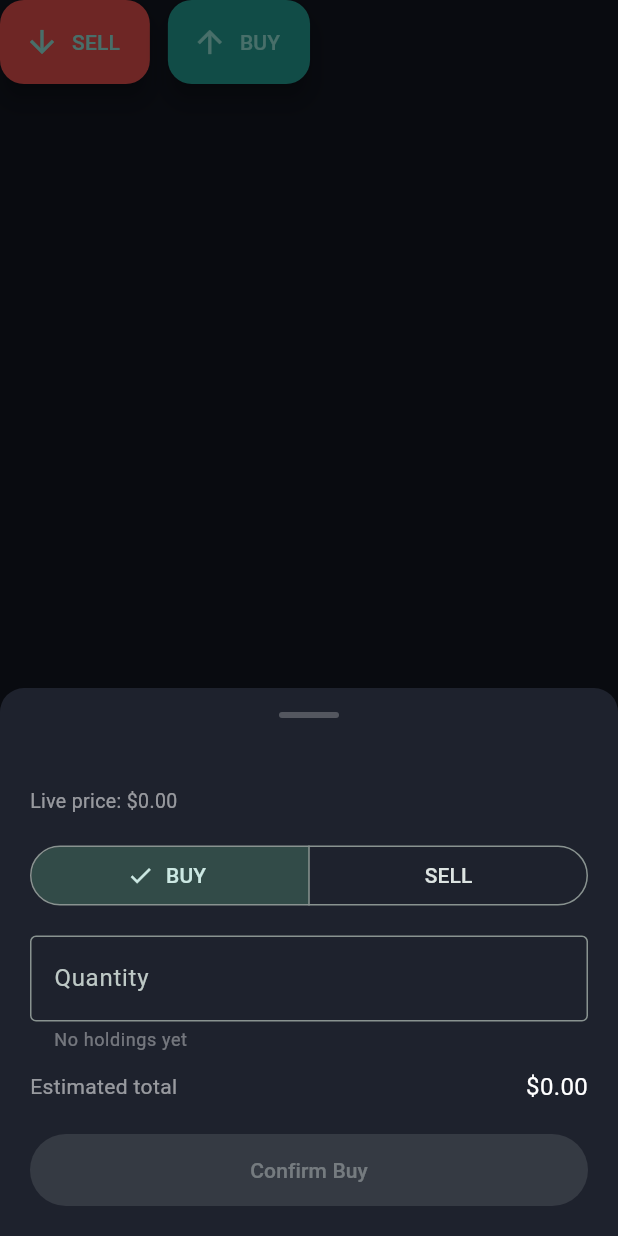
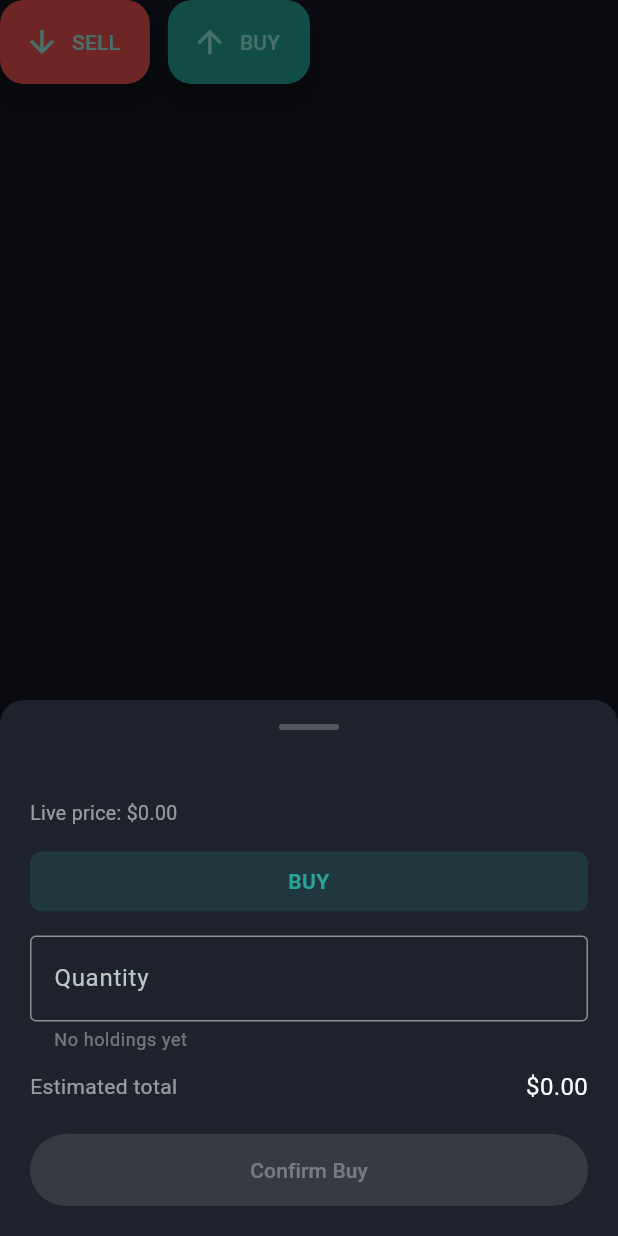
Before and after one commit to Vinodwaghmare007/Paper-treding, a Flutter app: the _BuySellFabs widget shown alone on an empty page, opened directly with empty values, after a tap on "BUY", on a phone screen of 412 x 824 dp. Run offline on Flutter 3.47's test engine with Material 3 defaults, Android fonts, the phone set to English and light mode, and no system bars; our stand-ins replace clock, cloud_firestore, cloud_functions, connectivity_plus, dio, firebase_analytics and 14 more; missing offline and left inert: home_widget, workmanager; accounts and stored records are empty; generated files the repository leaves out were written again; network calls fail; statements that could not run were skipped.

Commit message:
Trade sheet: lock the side when opened from a dedicated Buy/Sell button
The chart screen's separate green Buy / red Sell FABs were still opening
a sheet with a switchable segmented control defaulted to that side, so
tapping Sell just re-asked "buy or sell?" a second time — defeating the
point of having two buttons. Add TradeSheet.lockSide (default false, so
generic entry points like the portfolio tile tap and Market Replay's
single trade button keep the picker): when true, the sheet commits to
initialSide and shows a static colored label instead of the segmented
control. The chart FABs now pass lockSide: true.

```diff
--- a/lib/features/ticker/ticker_screen.dart
+++ b/lib/features/ticker/ticker_screen.dart
@@ -119,13 +119,13 @@ class TickerScreen extends ConsumerWidget {
 /// Separate green Buy / red Sell buttons, replacing what used to be a
 /// single neutral "Trade" FAB — color-coded intent recognition is the
 /// convention every real trading app (Zerodha, Groww, Binance) already
-/// uses, and it saves the one extra tap of picking a side inside the
-/// sheet first. Compact `FloatingActionButton.extended` pair rather than
-/// two full-width buttons, since this bottom-right corner already
-/// competes with the SIMULATED footer and the 4-tab bottom nav for
-/// space. Each still opens the same [TradeSheet] — the segmented control
-/// in there is untouched, just pre-selected to whichever side was
-/// tapped, so switching sides mid-sheet still works exactly as before.
+/// uses. Compact `FloatingActionButton.extended` pair rather than two
+/// full-width buttons, since this bottom-right corner already competes
+/// with the SIMULATED footer and the 4-tab bottom nav for space. Each
+/// opens the same [TradeSheet] but with `lockSide: true` — tapping a
+/// specific color-coded button already is the side choice, so the sheet
+/// commits to it (no segmented control re-asking "buy or sell?" a second
+/// time) rather than just seeding a still-switchable default.
 class _BuySellFabs extends StatelessWidget {
   const _BuySellFabs({required this.symbol, required this.currentPrice});
 
@@ -146,6 +146,7 @@ class _BuySellFabs extends StatelessWidget {
             coinSymbol: symbol,
             currentPrice: currentPrice,
             initialSide: TradeSide.sell,
+            lockSide: true,
           ),
           icon: const Icon(Icons.arrow_downward),
           label: Text(l10n.tradeSheetSell),
@@ -159,6 +160,7 @@ class _BuySellFabs extends StatelessWidget {
             coinSymbol: symbol,
             currentPrice: currentPrice,
             initialSide: TradeSide.buy,
+            lockSide: true,
           ),
           icon: const Icon(Icons.arrow_upward),
           label: Text(l10n.tradeSheetBuy),
--- a/lib/features/trade/trade_sheet.dart
+++ b/lib/features/trade/trade_sheet.dart
@@ -24,13 +24,20 @@ enum TradeSide { buy, sell }
 
 /// Opens the Buy/Sell bottom sheet for [coinSymbol]. [currentPrice] seeds
 /// the estimate before the sheet's own live price watch takes over.
-/// [initialSide] controls which segment is selected when the sheet opens —
-/// the segmented control inside still lets the user switch either way.
+/// [initialSide] controls which side the sheet opens on. By default
+/// ([lockSide] false) a segmented control still lets the user switch
+/// sides — for entry points where the side is ambiguous (tapping a
+/// portfolio holding, Market Replay's single trade button). Pass
+/// [lockSide] true when the caller already represents a specific,
+/// deliberate choice (e.g. ticker_screen.dart's separate green Buy / red
+/// Sell buttons) — the sheet then commits to [initialSide] with no way to
+/// switch, so tapping Sell doesn't just re-ask "buy or sell?" a second time.
 Future<void> showTradeSheet(
   BuildContext context, {
   required String coinSymbol,
   required double currentPrice,
   TradeSide initialSide = TradeSide.buy,
+  bool lockSide = false,
 }) {
   return showModalBottomSheet<void>(
     context: context,
@@ -43,6 +50,7 @@ Future<void> showTradeSheet(
       coinSymbol: coinSymbol,
       seedPrice: currentPrice,
       initialSide: initialSide,
+      lockSide: lockSide,
     ),
   );
 }
@@ -53,11 +61,13 @@ class TradeSheet extends ConsumerStatefulWidget {
     required this.coinSymbol,
     required this.seedPrice,
     this.initialSide = TradeSide.buy,
+    this.lockSide = false,
   });
 
   final String coinSymbol;
   final double seedPrice;
   final TradeSide initialSide;
+  final bool lockSide;
 
   @override
   ConsumerState<TradeSheet> createState() => _TradeSheetState();
@@ -212,6 +222,32 @@ class _TradeSheetState extends ConsumerState<TradeSheet> {
             style: const TextStyle(color: Colors.white54, fontSize: 13),
           ),
           const SizedBox(height: 16),
+          if (widget.lockSide)
+            // The side was already a deliberate choice (a dedicated Buy or
+            // Sell button, not a generic "trade" entry point) — show which
+            // one, but don't offer a picker that re-asks the same question.
+            Container(
+              width: double.infinity,
+              padding: const EdgeInsets.symmetric(vertical: 10),
+              decoration: BoxDecoration(
+                color: (_side == TradeSide.buy
+                        ? const Color(0xFF26A69A)
+                        : const Color(0xFFEF5350))
+                    .withValues(alpha: 0.16),
+                borderRadius: BorderRadius.circular(8),
+              ),
+              child: Text(
+                _side == TradeSide.buy ? l10n.tradeSheetBuy : l10n.tradeSheetSell,
+                textAlign: TextAlign.center,
+                style: TextStyle(
+                  color: _side == TradeSide.buy
+                      ? const Color(0xFF26A69A)
+                      : const Color(0xFFEF5350),
+                  fontWeight: FontWeight.w700,
+                ),
+              ),
+            )
+          else
             SegmentedButton<TradeSide>(
               segments: [
                 ButtonSegment(value: TradeSide.buy, label: Text(l10n.tradeSheetBuy)),
```
Lines whose indentation alone changed are shown as unchanged.
